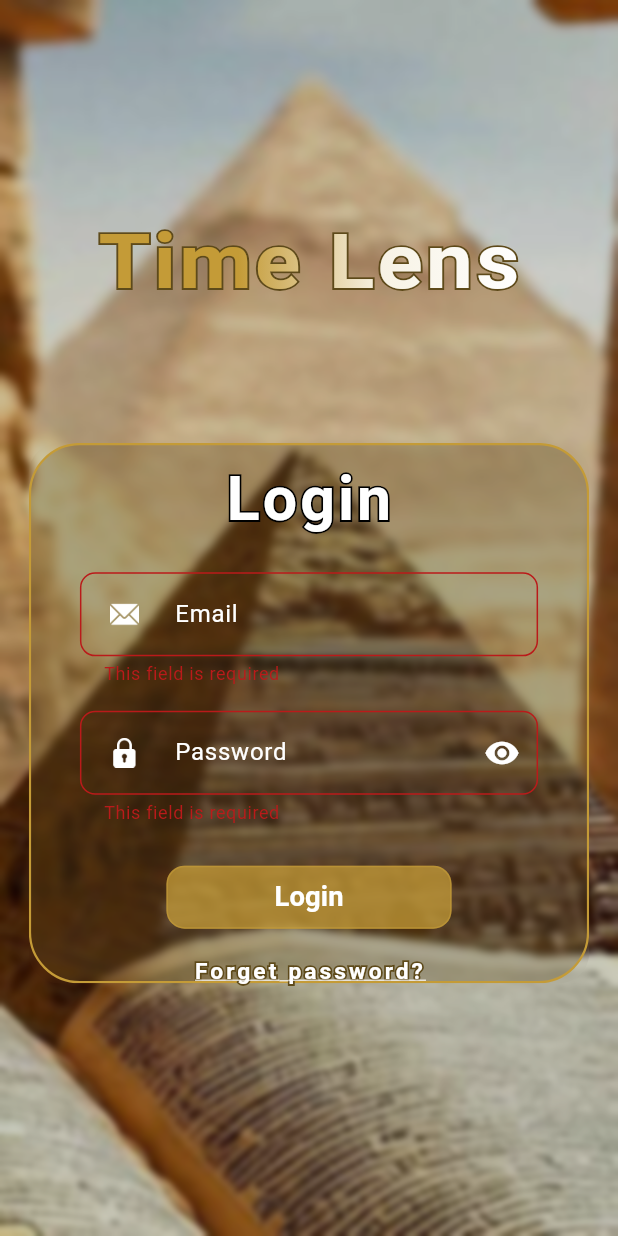
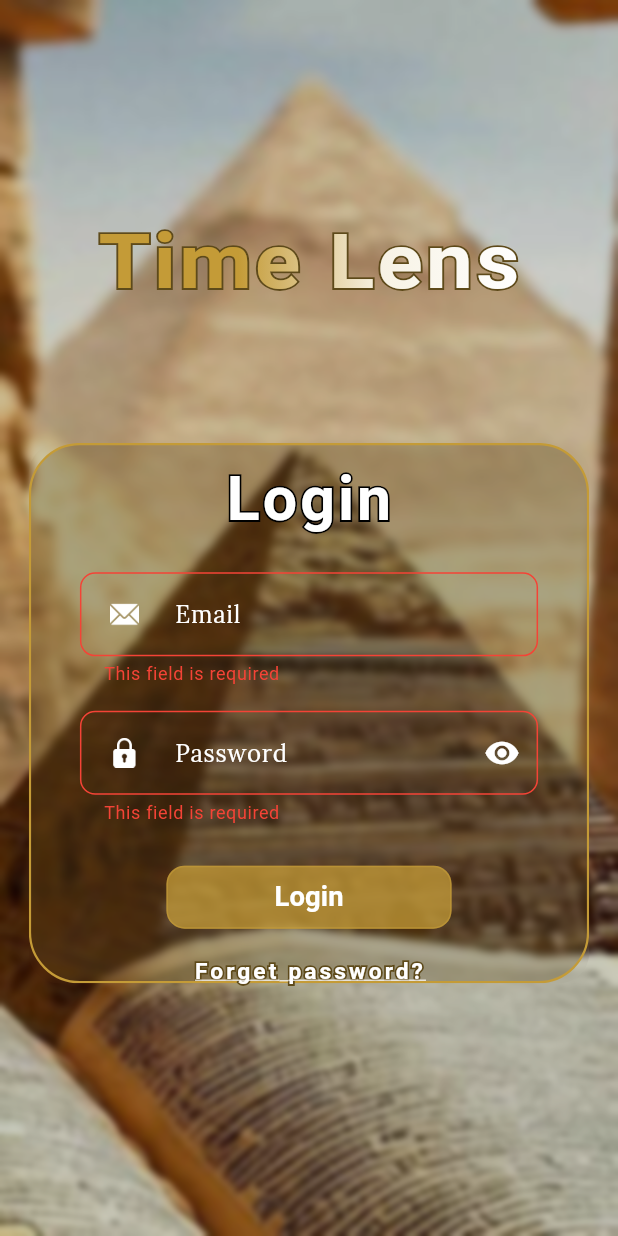
Before and after one commit to Jik00/timeLens, a Flutter app: the screen it shows after launch, after a tap on "Skip", after a tap on "Login", on a phone screen of 412 x 824 dp. Run offline on Flutter 3.47's test engine with Material 3 defaults, Android fonts, the phone set to English and light mode, and no system bars; our stand-ins replace cloud_firestore, flutter_screenutil, google_fonts, lottie, shared_preferences, smooth_page_indicator; accounts and stored records are empty.

```diff
--- a/lib/core/services/firestore_service.dart
+++ b/lib/core/services/firestore_service.dart
@@ -3,11 +3,11 @@ import 'package:timelens/core/services/database_service.dart';
 
 class FirestoreService implements DatabaseService{
 
-  FirebaseFirestore _firestore = FirebaseFirestore.instance;
+  FirebaseFirestore firestore = FirebaseFirestore.instance;
   @override
   Future<void> addData({required String path, required Map<String, dynamic> data}) async{
 
-    await _firestore.collection(path).add(data);
+    await firestore.collection(path).add(data);
 
   }
 }
--- a/lib/core/utils/app_images.dart
+++ b/lib/core/utils/app_images.dart
@@ -17,6 +17,10 @@ class Assets {
   /// Assets for assetsImagesLoginBackground
   /// assets/images/login_background.jpeg
   static const String assetsImagesLoginBackground = "assets/images/login_background.jpeg";
+
+  /// Assets for assetsImagesNewKingdomPic
+  /// assets/images/new_kingdom_pic.png
+  static const String assetsImagesNewKingdomPic = "assets/images/new_kingdom_pic.png";
 
   /// Assets for assetsImagesPadlock
   /// assets/images/padlock.png
--- a/lib/core/widgets/stroke_text.dart
+++ b/lib/core/widgets/stroke_text_cinzel.dart
@@ -2,8 +2,8 @@ import 'package:flutter/material.dart';
 import 'package:flutter_screenutil/flutter_screenutil.dart';
 import 'package:google_fonts/google_fonts.dart';
 
-class StrokeText extends StatelessWidget {
-  const StrokeText({
+class StrokeTextCizel extends StatelessWidget {
+  const StrokeTextCizel({
     super.key,
     required this.title,
     required this.colors,
--- a/lib/core/widgets/timelens_title.dart
+++ b/lib/core/widgets/timelens_title.dart
@@ -4,14 +4,16 @@ import 'package:timelens/constants.dart';
 import 'package:timelens/core/utils/app_colors.dart';
 
 class TimelensTitle extends StatelessWidget {
-  const TimelensTitle({super.key});
+  const TimelensTitle({super.key, required this.size});
+
+  final int size;
 
   @override
   Widget build(BuildContext context) {
     return Text(
       kAppTitle,
       style: TextStyle(
-        fontSize: 52.sp,
+        fontSize: size.sp,
         foreground: Paint()
           ..shader = const LinearGradient(
             colors: [AppColors.timeLensColor, Colors.white],
--- a/lib/features/auth/presentation/views/widgets/custom_form_text_field.dart
+++ b/lib/features/auth/presentation/views/widgets/custom_form_text_field.dart
@@ -35,8 +35,24 @@ class CustomFormTextfield extends StatelessWidget {
           keyboardType: textInputType,
           decoration: InputDecoration(
             labelText: hintText,
-          labelStyle: const TextStyle(color: Colors.white),
-          floatingLabelStyle: const TextStyle(color: AppColors.primaryColor),
+            labelStyle: TextStyle(
+                color: Colors.white, fontFamily: GoogleFonts.lora().fontFamily),
+            floatingLabelStyle: const TextStyle(),
+            errorStyle: const TextStyle(color: Colors.red),
+            errorBorder: OutlineInputBorder(
+              borderRadius: BorderRadius.circular(10.r),
+              borderSide: const BorderSide(
+                color: Colors.red,
+                width: 1,
+              ),
+            ),
+            focusedErrorBorder: OutlineInputBorder(
+              borderRadius: BorderRadius.circular(10.r),
+              borderSide: const BorderSide(
+                color: Colors.red,
+                width: 1,
+              ),
+            ),
             hintText: hintText,
             hintStyle: TextStyle(
               fontSize: 16.sp,
@@ -51,8 +67,7 @@ class CustomFormTextfield extends StatelessWidget {
             enabled: true,
             enabledBorder: buildBorder(),
             border: buildBorder(),
-        ),
-      ),
+          )),
     );
   }
 
--- a/lib/features/auth/presentation/views/widgets/login_card.dart
+++ b/lib/features/auth/presentation/views/widgets/login_card.dart
@@ -5,8 +5,9 @@ import 'package:timelens/core/utils/app_images.dart';
 import 'package:timelens/core/utils/context_extensions.dart';
 import 'package:timelens/core/widgets/custom_button.dart';
 import 'package:timelens/features/auth/presentation/views/widgets/custom_form_text_field.dart';
-import 'package:timelens/core/widgets/stroke_text.dart';
+import 'package:timelens/core/widgets/stroke_text_cinzel.dart';
 import 'package:timelens/features/auth/presentation/views/widgets/icon_text_field.dart';
+import 'package:timelens/features/home/presentation/views/home_view.dart';
 
 class LoginCard extends StatefulWidget {
   const LoginCard({super.key});
@@ -26,7 +27,7 @@ class _LoginCardState extends State<LoginCard> {
       key: _formKey,
       child: Column(
         children: [
-          StrokeText(
+          StrokeTextCizel(
             title: context.loc.login,
             colors: const [Colors.white, Colors.white],
             titleSize: 40,
@@ -65,6 +66,7 @@ class _LoginCardState extends State<LoginCard> {
 
                 //////////////// backend login ///////////////////////
                 //
+                Navigator.pushReplacementNamed(context, HomeView.routeName);
               } else {
                 setState(() {
                   autovalidateMode = AutovalidateMode.always;
@@ -75,7 +77,7 @@ class _LoginCardState extends State<LoginCard> {
           SizedBox(
             height: 14.h,
           ),
-          StrokeText(
+          StrokeTextCizel(
             title: context.loc.forgetPass,
             colors: const [Colors.white, Colors.white],
             titleSize: 15,
--- a/lib/features/auth/presentation/views/widgets/login_view_body.dart
+++ b/lib/features/auth/presentation/views/widgets/login_view_body.dart
@@ -4,9 +4,9 @@ import 'package:flutter_screenutil/flutter_screenutil.dart';
 import 'package:timelens/constants.dart';
 import 'package:timelens/core/utils/app_colors.dart';
 import 'package:timelens/core/utils/app_images.dart';
+import 'package:timelens/core/widgets/stroke_text_cinzel.dart';
 import 'package:timelens/features/auth/presentation/views/widgets/blur_login_card.dart';
 import 'package:timelens/features/auth/presentation/views/widgets/login_card.dart';
-import 'package:timelens/core/widgets/stroke_text.dart';
 
 class LoginViewBody extends StatelessWidget {
   const LoginViewBody({super.key});
@@ -35,7 +35,7 @@ class LoginViewBody extends StatelessWidget {
                 children: [
                   Transform.scale(
                     scaleX: 1.1,
-                    child: const StrokeText(
+                    child: const StrokeTextCizel(
                         title: kAppTitle,
                         colors: [
                           AppColors.primaryColor,
--- a/lib/features/splash/presentation/views/widgets/splash_view_body.dart
+++ b/lib/features/splash/presentation/views/widgets/splash_view_body.dart
@@ -59,7 +59,7 @@ class _SplashViewBodyState extends State<SplashViewBody>
                 ),
                 FadeTransition(
                   opacity: _textFade,
-                  child: const TimelensTitle(),
+                  child: const TimelensTitle(size: 52,),
                 ),
                 SizedBox(height: 50.h),
               ],
--- a/lib/l10n/intl_en.arb
+++ b/lib/l10n/intl_en.arb
@@ -12,5 +12,6 @@
     "email" :"Email",
     "password": "Password",
     "forgetPass": "Forget password?",
-    "requiredField": "This field is required"
+    "requiredField": "This field is required",
+    "homeTitle" : "learn Across The Millennia"
 }
```
Also changed, not shown: lib/features/home/presentation/views/widgets/era_card.dart (deleted, +0 -12 lines), lib/features/home/presentation/views/widgets/era_container.dart (added, +56 -0 lines), lib/features/home/presentation/views/widgets/home_view_body.dart (+38 -1 lines), assets/images/new_kingdom_pic.png (added), lib/generated/intl/messages_en.dart, lib/generated/l10n.dart, 1 other file. Lines whose indentation alone changed are shown as unchanged.
